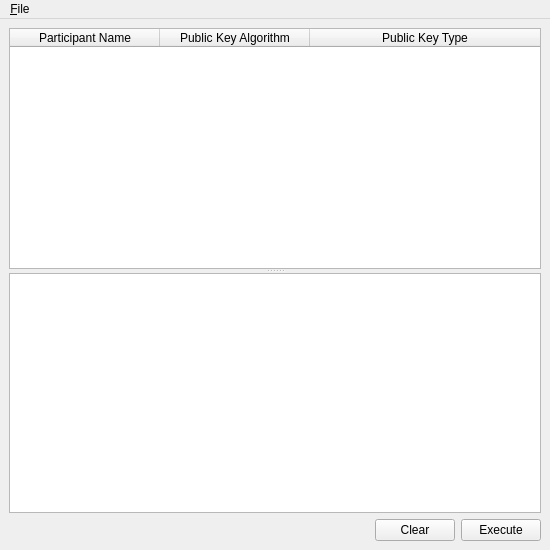
This is branches/trunk/UI/spot-on-smpwindow.ui in textbrowser/spot-on as Qt 5 draws it before an edit. The edited form follows.
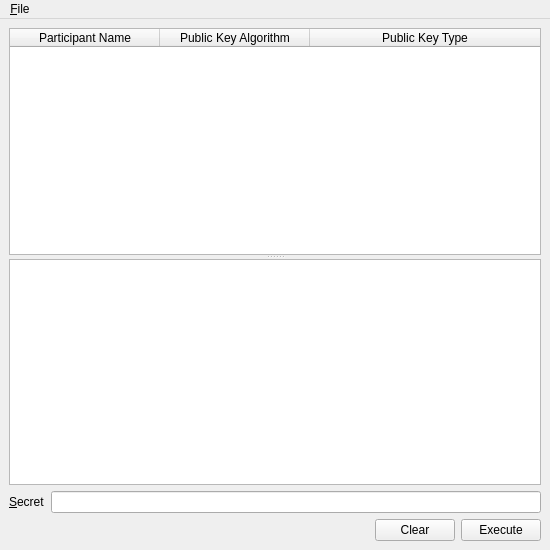
This is the edited form. Icons and pictures are not drawn.

What changed in the file:
```diff
--- a/branches/trunk/UI/spot-on-smpwindow.ui
+++ b/branches/trunk/UI/spot-on-smpwindow.ui
@@ -59,6 +59,23 @@
       <widget class="QTextBrowser" name="output"/>
      </widget>
     </item>
+    <item>
+     <layout class="QHBoxLayout" name="horizontalLayout_2">
+      <item>
+       <widget class="QLabel" name="label">
+        <property name="text">
+         <string>&amp;Secret</string>
+        </property>
+        <property name="buddy">
+         <cstring>secret</cstring>
+        </property>
+       </widget>
+      </item>
+      <item>
+       <widget class="QLineEdit" name="secret"/>
+      </item>
+     </layout>
+    </item>
     <item>
      <layout class="QHBoxLayout" name="horizontalLayout">
       <item>
```
Left out of the diff: 7 changed lines with no effect on the pictures.
